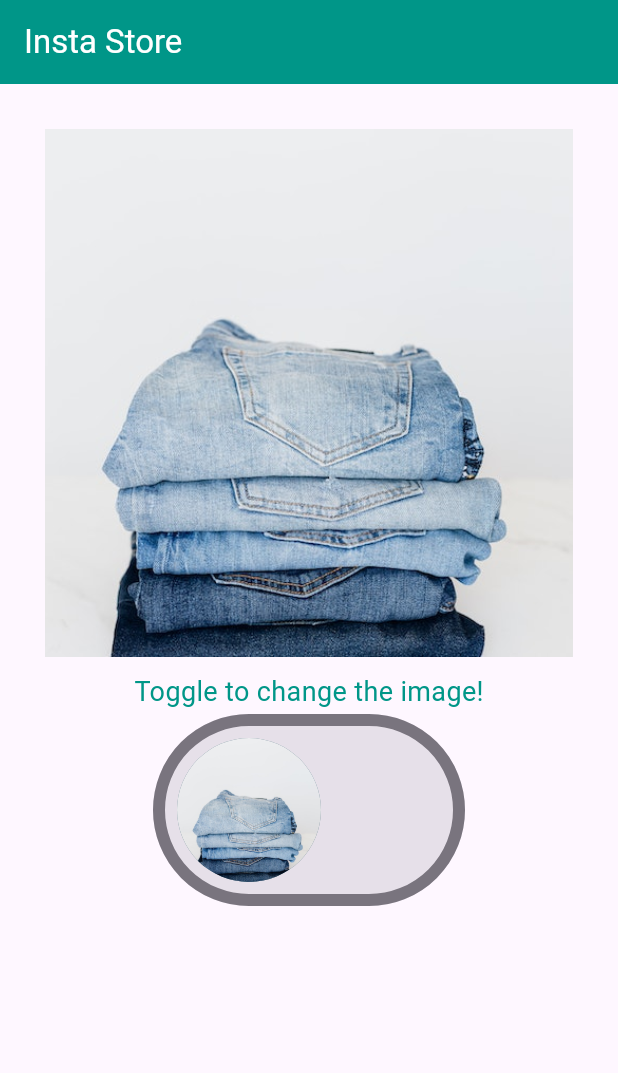
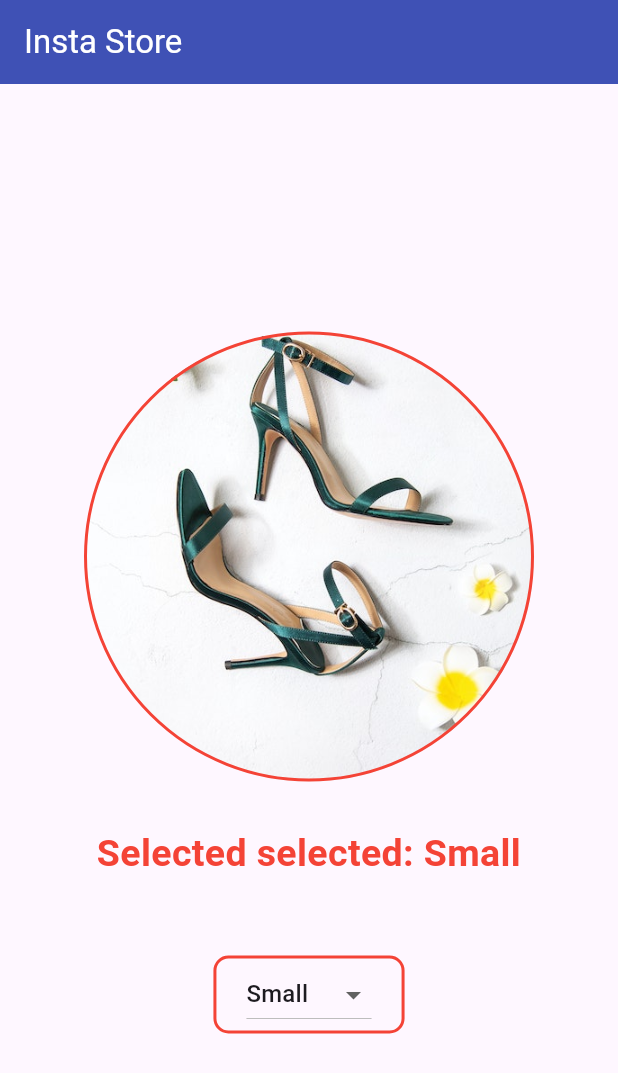
Before and after one commit to Dhannesh/app_form, a Flutter app: the screen it shows after launch, on a phone screen of 412 x 824 dp. Shown: the top 1073 px of the screen. Run offline on Flutter 3.47's test engine with Material 3 defaults, Android fonts, the phone set to English and light mode, and no system bars; Roboto replaces fonts that are missing (Verdana).

Commit message:
add dropdown button

```diff
--- /dev/null
+++ b/lib/DropdownStore.dart
@@ -0,0 +1,93 @@
+import 'package:flutter/material.dart';
+
+class DropdownStore extends StatelessWidget {
+  const DropdownStore({super.key});
+
+  @override
+  Widget build(BuildContext context) {
+    return MaterialApp(
+      title: "Insta Store",
+      theme: ThemeData(primarySwatch: Colors.indigo),
+      home: Scaffold(
+        appBar: AppBar(
+          title: const Text(
+            "Insta Store",
+            style: TextStyle(color: Colors.white),
+          ),
+          backgroundColor: Colors.indigo,
+        ),
+        body: const DropdownInputWidget(),
+      ),
+    );
+  }
+}
+
+class DropdownInputWidget extends StatefulWidget {
+  const DropdownInputWidget({super.key});
+
+  @override
+  State<DropdownInputWidget> createState() => _DropdownInputWidgetState();
+}
+
+class _DropdownInputWidgetState extends State<DropdownInputWidget> {
+  String value = 'Small';
+  var sizes = ['Small', 'Medium', 'Large'];
+  @override
+  Widget build(BuildContext context) {
+    return Center(
+      child: Column(
+        mainAxisAlignment: MainAxisAlignment.center,
+        children: <Widget>[
+          Container(
+            height: 300,
+            width: 300,
+            padding: const EdgeInsets.all(40),
+            margin: const EdgeInsets.all(30),
+            decoration: BoxDecoration(
+                border: Border.all(color: Colors.red, width: 2),
+                image: const DecorationImage(
+                    image: AssetImage("images/heels.jpg"), fit: BoxFit.cover),
+                shape: BoxShape.circle),
+          ),
+          Center(
+            child: Text(
+              "Selected selected: $value",
+              textAlign: TextAlign.center,
+              style: const TextStyle(
+                  fontSize: 25,
+                  fontFamily: 'Verdana',
+                  color: Colors.red,
+                  fontWeight: FontWeight.bold),
+            ),
+          ),
+          const SizedBox(
+            height: 50,
+          ),
+          Container(
+            decoration: BoxDecoration(
+              border: Border.all(color: Colors.red, width: 2),
+              borderRadius: BorderRadius.circular(10),
+            ),
+            child: Padding(
+              padding: const EdgeInsets.only(left: 20, right: 20),
+              child: DropdownButton(
+                  value: value,
+                  icon: const Icon(Icons.arrow_drop_down),
+                  items: sizes.map((String item) {
+                    return DropdownMenuItem(
+                      value: item,
+                      child: Text(item),
+                    );
+                  }).toList(),
+                  onChanged: (String? newValue) {
+                    setState(() {
+                      value = newValue!;
+                    });
+                  }),
+            ),
+          ),
+        ],
+      ),
+    );
+  }
+}
--- a/lib/main.dart
+++ b/lib/main.dart
@@ -3,11 +3,13 @@ import 'package:app_form/SwitchStore.dart';
 import 'package:app_form/TextFieldStore.dart';
 import 'package:flutter/material.dart';
 
+import 'DropdownStore.dart';
 import 'checkBoxStore.dart';
 
 void main() {
   // runApp(const TextFieldStore());
   // runApp(const Radiostore());
   // runApp(const CheckBoxStore());
-  runApp(const SwitchStore());
+  // runApp(const SwitchStore());
+  runApp(const DropdownStore());
 }
```
Also changed, not shown: 1 other file.
